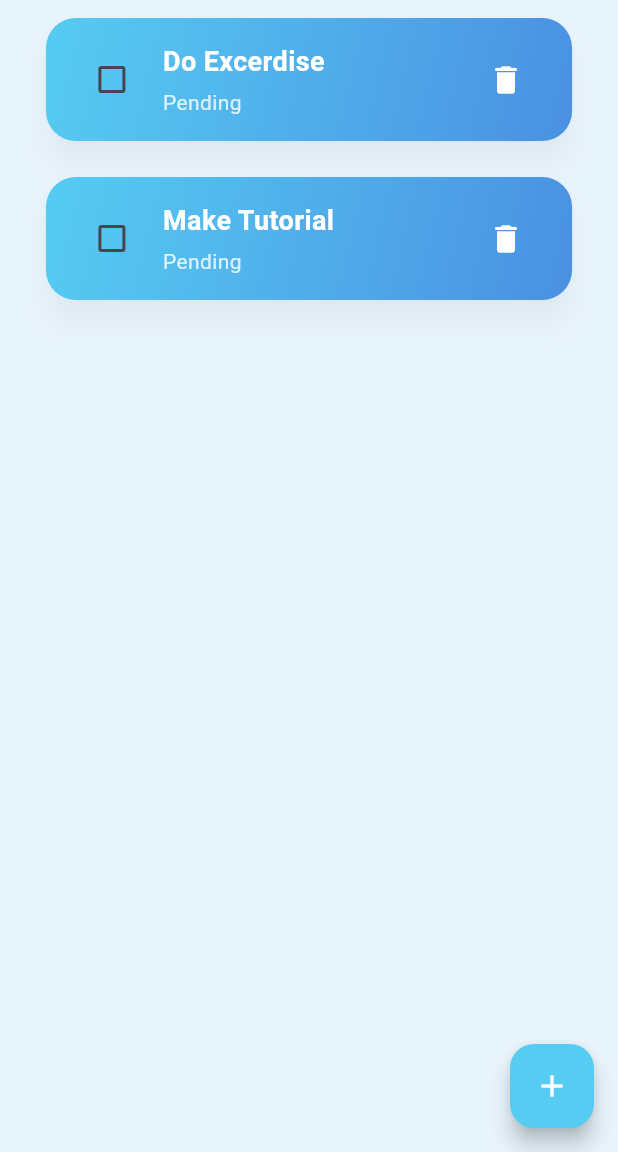
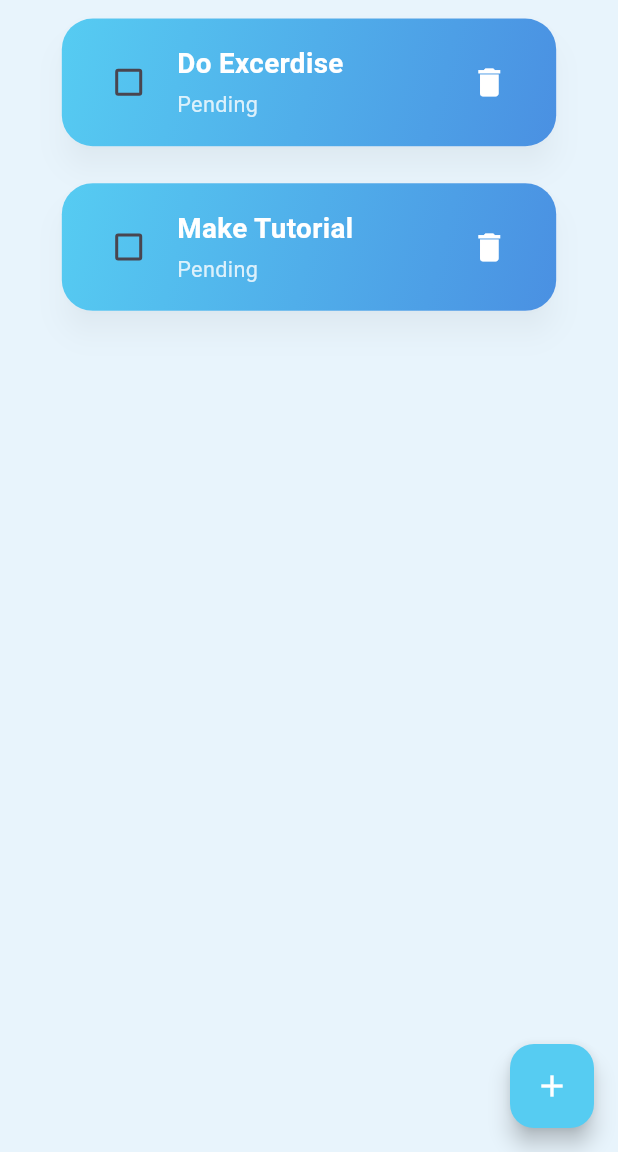
Before and after one commit to Ishsshukla/flutter-todo-test, a Flutter app: the screen it shows after launch, on a phone screen of 412 x 824 dp, the part 84-1236 px from its top. Run offline on Flutter 3.47's test engine with Material 3 defaults, Android fonts, the phone set to English and light mode, and no system bars; our stand-ins replace flutter_slidable, hive_flutter; accounts and stored records are empty.

Commit message:
All Functionalities Added

```diff
--- a/lib/Screens/homePage/home_page.dart
+++ b/lib/Screens/homePage/home_page.dart
@@ -102,7 +102,7 @@ class _HomePageState extends State<HomePage> {
         child: const Icon(Icons.add, color: Colors.white),
       ),
       body: Padding(
-        padding: const EdgeInsets.symmetric(horizontal: 10.0),
+        padding: EdgeInsets.symmetric(horizontal: screenWidth * 0.05),
         child: ListView.builder(
           itemCount: db.toDoList.length,
           itemBuilder: (context, index) {
@@ -111,11 +111,11 @@ class _HomePageState extends State<HomePage> {
                 horizontal: screenWidth * 0.05,
               ),
               child: Card(
-                margin: const EdgeInsets.symmetric(
-                    vertical: 12.0), // Increased vertical margin
+                margin: EdgeInsets.symmetric(
+                    vertical: screenWidth * 0.03), // Adjusted vertical margin
                 shape: RoundedRectangleBorder(
                   borderRadius:
-                      BorderRadius.circular(20), // Increased border radius
+                      BorderRadius.circular(screenWidth * 0.05), // Adjusted border radius
                 ),
                 elevation: 8, // Increased elevation
                 shadowColor: Colors.black
@@ -123,15 +123,15 @@ class _HomePageState extends State<HomePage> {
                 child: Container(
                   decoration: BoxDecoration(
                     borderRadius:
-                        BorderRadius.circular(20), // Increased border radius
+                        BorderRadius.circular(screenWidth * 0.05), // Adjusted border radius
                     gradient: const LinearGradient(
                       colors: [Color(0xFF56CCF2), Color(0xFF4A90E2)],
                       begin: Alignment.topLeft,
                       end: Alignment.bottomRight,
                     ),
                   ),
-                  padding: const EdgeInsets.symmetric(
-                      vertical: 16.0, horizontal: 20.0), // Increased padding
+                  padding: EdgeInsets.symmetric(
+                      vertical: screenWidth * 0.04, horizontal: screenWidth * 0.05), // Adjusted padding
                   child: Row(
                     children: [
                       // Checkbox for task completion
@@ -141,7 +141,7 @@ class _HomePageState extends State<HomePage> {
                         activeColor: Colors.white,
                         checkColor: Colors.blue[700],
                       ),
-                      const SizedBox(width: 10),
+                      SizedBox(width: screenWidth * 0.02),
 
                       // Task details
                       Expanded(
@@ -150,19 +150,19 @@ class _HomePageState extends State<HomePage> {
                           children: [
                             Text(
                               db.toDoList[index][0],
-                              style: const TextStyle(
-                                fontSize: 18,
+                              style: TextStyle(
+                                fontSize: screenWidth * 0.045,
                                 fontWeight: FontWeight.w600,
                                 color: Colors.white,
                               ),
                               overflow: TextOverflow.ellipsis,
                               maxLines: 1,
                             ),
-                            const SizedBox(height: 4),
+                            SizedBox(height: screenWidth * 0.01),
                             Text(
                               db.toDoList[index][1] ? "Completed" : "Pending",
                               style: TextStyle(
-                                fontSize: 14,
+                                fontSize: screenWidth * 0.035,
                                 color: Colors.white.withOpacity(0.8),
                               ),
                             ),
@@ -172,7 +172,7 @@ class _HomePageState extends State<HomePage> {
 
                       // Delete button with icon
                       IconButton(
-                        icon: const Icon(Icons.delete, color: Colors.white),
+                        icon: Icon(Icons.delete, color: Colors.white, size: screenWidth * 0.06),
                         onPressed: () => deleteTask(index),
                         tooltip: 'Delete task',
                       ),
```
